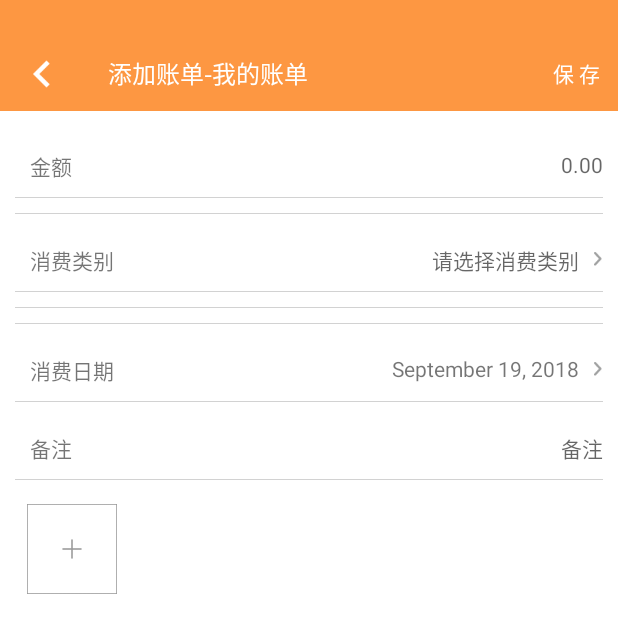
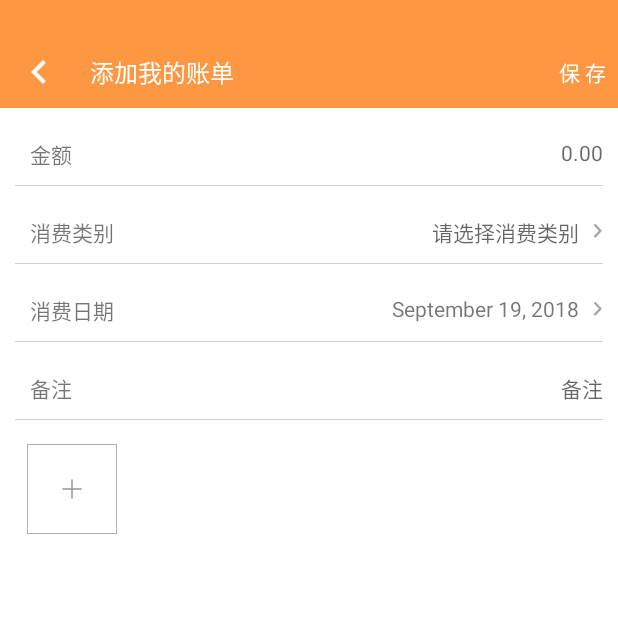
Before and after one commit to Dawson-Jiang/AAAccount, an Android app: the EditDayBookActivity screen opened directly, with no data from a screen before it, on a phone screen of 412 x 824 dp. Shown: the top 633 px of the screen. Run offline under Robolectric (Android 15) with nearby library versions, the phone set to English and light mode, and no system bars; our stand-ins replace RxJava; libraries missing offline, so code that uses them is left out: com.avos.avoscloud, org.greenrobot.greendao; network calls fail; 1 statement that could not run was skipped.

Commit message:
opt.'
Change-Id: I3cba91c5f16534de7a1e07dc25e1940bade0fb1f

```diff
--- a/app/src/main/java/com/dawson/aaaccount/activity/BaseActivity.kt
+++ b/app/src/main/java/com/dawson/aaaccount/activity/BaseActivity.kt
@@ -4,6 +4,7 @@ import android.app.Dialog
 import android.content.pm.ActivityInfo
 import android.os.Bundle
 import android.support.v7.app.AppCompatActivity
+import android.view.View
 import android.view.Window
 import kotlinx.android.synthetic.main.common_title.*
 
@@ -24,13 +25,34 @@ abstract class BaseActivity : AppCompatActivity() {
      * 初始化设置自定义的标题栏 必须在 setcontentview 方法后面调用
      */
     protected open fun initCommonTitle() {
-        setSupportActionBar(nav_toolbar)
-        nav_toolbar.setNavigationOnClickListener { _ -> finish() }
+//        setSupportActionBar(nav_toolbar)
+        iv_left.setOnClickListener { _ -> finish() }
+    }
+
+    protected open fun enableOperate(text: String, l: (View) -> Unit) {
+        tv_operate.visibility = View.VISIBLE
+        tv_operate.text = text
+        tv_operate.setOnClickListener(l)
+    }
+
+    protected open fun enableOperate(text: Int, l: (View) -> Unit) {
+        enableOperate(getString(text), l)
+    }
+
+    protected open fun enableIvRight(rsid: Int, l: (View) -> Unit) {
+        if (rsid > 0)
+            iv_right.setImageResource(rsid)
+        enableIvRight(l)
+    }
+
+    protected open fun enableIvRight(l: (View) -> Unit) {
+        iv_right.visibility = View.VISIBLE
+        iv_right.setOnClickListener(l)
     }
 
     override fun setTitle(title: CharSequence) {
         super.setTitle(title)
-        nav_toolbar.title = title
+        tv_title.text = title
     }
 
     override fun onCreate(savedInstanceState: Bundle?) {
--- a/app/src/main/java/com/dawson/aaaccount/activity/EditDayBookActivity.kt
+++ b/app/src/main/java/com/dawson/aaaccount/activity/EditDayBookActivity.kt
@@ -32,7 +32,7 @@ import kotlin.collections.ArrayList
 class EditDayBookActivity : BaseActivity() {
     private var dayBookModel: IDayBookModel = BaseModelFactory.factory.createDayBookModel()
     private var fileMode = BaseModelFactory.factory.createFileModel()
-//    private var familyModel: IFamilyModel = BaseModelFactory.factory.createFamilyModel()
+    //    private var familyModel: IFamilyModel = BaseModelFactory.factory.createFamilyModel()
     private var categoryModel: ICategoryModel = BaseModelFactory.factory.createCategoryModel()
     private var userModel: IUserModel = BaseModelFactory.factory.createUserModel()
     // 家庭
@@ -74,7 +74,7 @@ class EditDayBookActivity : BaseActivity() {
         if (intent.getStringExtra("daybook_id") != null)
             daybookId = intent.getStringExtra("daybook_id")
         isModify = !TextUtils.isEmpty(daybookId)
-        family = intent.extras["family"] as Family
+        family = intent.extras?.get("family")  as? Family
         initComponent()
         initFamily()
         categoryModel.get()
@@ -101,19 +101,7 @@ class EditDayBookActivity : BaseActivity() {
 
     private fun initDayBook(editDayBook: DayBook) {
         et_money.setText(editDayBook.money.toString(), TextView.BufferType.NORMAL)
-        if (family == null) {
-            rl_family.visibility = View.GONE
-            rl_payer.visibility = View.GONE
-            rl_consumer.visibility = View.GONE
-        } else {
-//            tv_family.text = editDayBook.family?.name
-//            families.forEachIndexed { index, family ->
-//                if (family.id == editDayBook.family?.id) {
-//                    selectedFamilyIndex = index
-//                    initMemberList(family)
-//                    return@forEachIndexed
-//                }
-//            }
+        if (family != null) {
             val stringBuilder = StringBuilder()
             editDayBook.customers?.forEach {
                 stringBuilder.append(it.name)
@@ -186,21 +174,19 @@ class EditDayBookActivity : BaseActivity() {
 
     override fun initCommonTitle() {
         super.initCommonTitle()
-        title = if (isModify) "修改账单" else "添加账单" + "-" + if (family == null) "我的账单" else family?.name
-        nav_toolbar.setOnMenuItemClickListener {
-            if (it.itemId == R.id.action_save) {
-                save()
-            }
-            true
-        }
+        title = (if (isModify) "修改" else "添加") + if (family == null) "我的账单" else "账单"
+        enableOperate(R.string.save) { save() }
     }
 
     private fun initComponent() {
         initCommonTitle()
         val visible = if (family == null) View.GONE else View.VISIBLE
         rl_family.visibility = visible
+        line_2.visibility = visible
         rl_payer.visibility = visible
+        line_3.visibility = visible
         rl_consumer.visibility = visible
+        line_4.visibility = visible
 
         tv_category.setOnClickListener { _ ->
             if (categoryNames.isEmpty()) {
@@ -460,9 +446,4 @@ class EditDayBookActivity : BaseActivity() {
             ll_pic.getChildAt(3).visibility = View.VISIBLE
         }
     }
-
-    override fun onCreateOptionsMenu(menu: Menu?): Boolean {
-        menuInflater.inflate(R.menu.save, menu)
-        return true
-    }
 }
--- a/app/src/main/res/layout/activity_edit_day_book.xml
+++ b/app/src/main/res/layout/activity_edit_day_book.xml
@@ -45,6 +45,7 @@
             </RelativeLayout>
 
             <View
+                android:id="@+id/line_1"
                 android:layout_width="match_parent"
                 android:layout_height="@dimen/line_hight"
                 android:layout_marginTop="10dip"
@@ -69,6 +70,7 @@
                     android:layout_alignParentRight="true"
                     android:layout_marginRight="16dp"
                     android:gravity="right"
+                    android:enabled="false"
                     android:hint="@string/edit_daybook_family_hint" />
 
                 <ImageView
@@ -80,6 +82,7 @@
             </RelativeLayout>
 
             <View
+                android:id="@+id/line_2"
                 android:layout_width="match_parent"
                 android:layout_height="@dimen/line_hight"
                 android:layout_marginTop="10dip"
@@ -116,6 +119,7 @@
             </RelativeLayout>
 
             <View
+                android:id="@+id/line_3"
                 android:layout_width="match_parent"
                 android:layout_height="@dimen/line_hight"
                 android:layout_marginTop="10dip"
@@ -151,6 +155,7 @@
             </RelativeLayout>
 
             <View
+                android:id="@+id/line_4"
                 android:layout_width="match_parent"
                 android:layout_height="@dimen/line_hight"
                 android:layout_marginTop="10dip"
@@ -188,6 +193,7 @@
             </RelativeLayout>
 
             <View
+                android:id="@+id/line_5"
                 android:layout_width="match_parent"
                 android:layout_height="@dimen/line_hight"
                 android:layout_marginTop="10dip"
@@ -224,6 +230,7 @@
             </RelativeLayout>
 
             <View
+                android:id="@+id/line_6"
                 android:layout_width="match_parent"
                 android:layout_height="@dimen/line_hight"
                 android:layout_marginTop="10dip"
@@ -255,6 +262,7 @@
             </RelativeLayout>
 
             <View
+                android:id="@+id/line_7"
                 android:layout_width="match_parent"
                 android:layout_height="@dimen/line_hight"
                 android:layout_marginTop="10dip"
--- a/app/src/main/res/layout/common_title.xml
+++ b/app/src/main/res/layout/common_title.xml
@@ -2,7 +2,7 @@
 <LinearLayout xmlns:android="http://schemas.android.com/apk/res/android"
     xmlns:app="http://schemas.android.com/apk/res-auto"
     android:layout_width="match_parent"
-    android:layout_height="80dip"
+    android:layout_height="72dip"
     android:orientation="vertical">
 
     <View
@@ -10,17 +10,50 @@
         android:layout_height="24dp"
         android:background="@color/colorPrimary" />
 
-    <android.support.v7.widget.Toolbar
-        android:id="@+id/nav_toolbar"
+    <LinearLayout
+        android:id="@+id/layoutTitle"
         android:layout_width="match_parent"
-        android:layout_height="50dp"
+        android:layout_height="48dp"
+        android:layout_below="@id/v_top"
         android:background="@color/colorPrimary"
-        android:theme="@style/ToolbarTheme"
-        app:contentInsetLeft="4dp"
-        app:navigationIcon="@drawable/ic_arrow_back"
-        app:popupTheme="@style/ToolbarPopupTheme"
-        app:title="关于"
-        app:titleMarginStart="4dp"
-        app:titleTextAppearance="@style/ToolbarTitleTheme"
-        app:titleTextColor="@color/text_white" />
+        android:orientation="horizontal"
+        android:padding="8dp">
+
+        <ImageView
+            android:id="@+id/iv_left"
+            android:layout_width="wrap_content"
+            android:layout_height="wrap_content"
+            android:layout_gravity="center_vertical"
+            android:src="@drawable/ic_arrow_back" />
+
+        <TextView
+            android:id="@+id/tv_title"
+            android:layout_width="0dp"
+            android:layout_height="wrap_content"
+            android:layout_gravity="center_vertical"
+            android:layout_marginLeft="16dp"
+            android:layout_weight="1"
+            android:text="关于"
+            android:textColor="@color/text_white"
+            android:textSize="16dp" />
+
+        <TextView
+            android:id="@+id/tv_operate"
+            android:layout_width="wrap_content"
+            android:layout_height="wrap_content"
+            android:layout_gravity="center_vertical"
+            android:layout_marginLeft="8dp"
+            android:text="保存"
+            android:textColor="@color/text_white"
+            android:visibility="gone"
+            android:textSize="14dp" />
+
+        <ImageView
+            android:id="@+id/iv_right"
+            android:layout_width="wrap_content"
+            android:layout_height="wrap_content"
+            android:layout_gravity="center_vertical"
+            android:src="@drawable/ic_arrow_right"
+            android:visibility="gone" />
+    </LinearLayout>
 </LinearLayout>
```
Also changed, not shown: app/src/main/java/com/dawson/aaaccount/activity/BaseFilterActivity.kt (+1 -9 lines), app/src/main/java/com/dawson/aaaccount/activity/BaseSimpleSelectActivity.kt (+1 -11 lines), app/src/main/java/com/dawson/aaaccount/activity/EditFamilyActivity.kt (+5 -16 lines), app/src/main/java/com/dawson/aaaccount/activity/EditUserActivity.kt (+2 -11 lines), app/src/main/java/com/dawson/aaaccount/activity/FamilyActivity.kt (+12 -7 lines), app/src/main/java/com/dawson/aaaccount/activity/FamilyMemberActivity.kt (+7 -30 lines), app/src/main/java/com/dawson/aaaccount/activity/FeedBackActivity.kt (+4 -6 lines), app/src/main/java/com/dawson/aaaccount/activity/SettleActivity.kt (+6 -9 lines), app/src/main/java/com/dawson/aaaccount/activity/StatisticsActivity.kt (+18 -24 lines).
